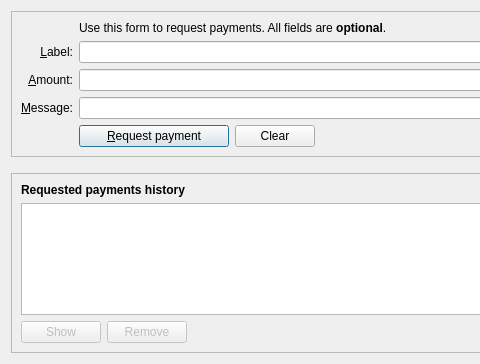
Bitcoin-ABC/bitcoin-abc, file src/qt/forms/receivecoinsdialog.ui: the form before one commit; both pictures show x 0 to 480 and y 0 to 364 of the 776 by 364 pixel window.
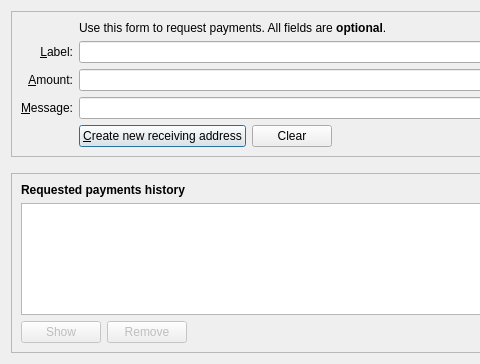
The form after the commit. Icons and pictures are not drawn. Custom widgets are drawn as their Qt base class.

What changed in the file:
```diff
--- a/src/qt/forms/receivecoinsdialog.ui
+++ b/src/qt/forms/receivecoinsdialog.ui
@@ -121,7 +121,7 @@
              </size>
             </property>
             <property name="text">
-             <string>&amp;Request payment</string>
+             <string>&amp;Create new receiving address</string>
             </property>
             <property name="icon">
              <iconset resource="../bitcoin.qrc">
```
